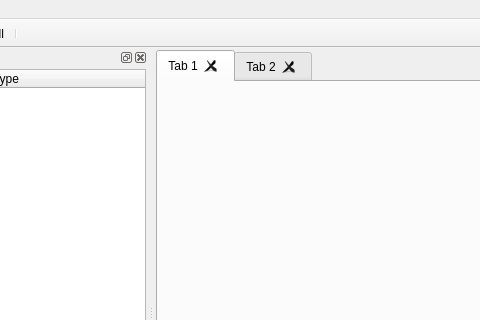
This is src/GUI/mainwindow.ui in maciek-slon/DisCODe as Qt 5 draws it before an edit; both pictures show x 112 to 592 and y 0 to 320 of the 1157 by 603 pixel window. The edited form follows.
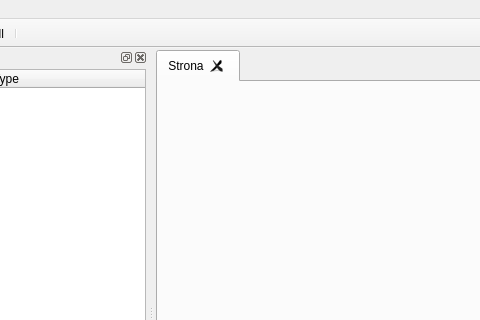
This is the edited form. Icons and pictures are not drawn.

```diff
--- a/src/GUI/mainwindow.ui
+++ b/src/GUI/mainwindow.ui
@@ -23,6 +23,9 @@
     </property>
     <item row="0" column="0">
      <widget class="QTabWidget" name="tabWidget">
+      <property name="styleSheet">
+       <string notr="true"/>
+      </property>
       <property name="tabPosition">
        <enum>QTabWidget::North</enum>
       </property>
@@ -37,12 +40,7 @@
       </property>
       <widget class="QWidget" name="tab">
        <attribute name="title">
-        <string>Tab 1</string>
-       </attribute>
-      </widget>
-      <widget class="QWidget" name="tab_2">
-       <attribute name="title">
-        <string>Tab 2</string>
+        <string>Strona</string>
        </attribute>
       </widget>
      </widget>
```
Left out of the diff: 2 changed lines with no effect on the pictures.
